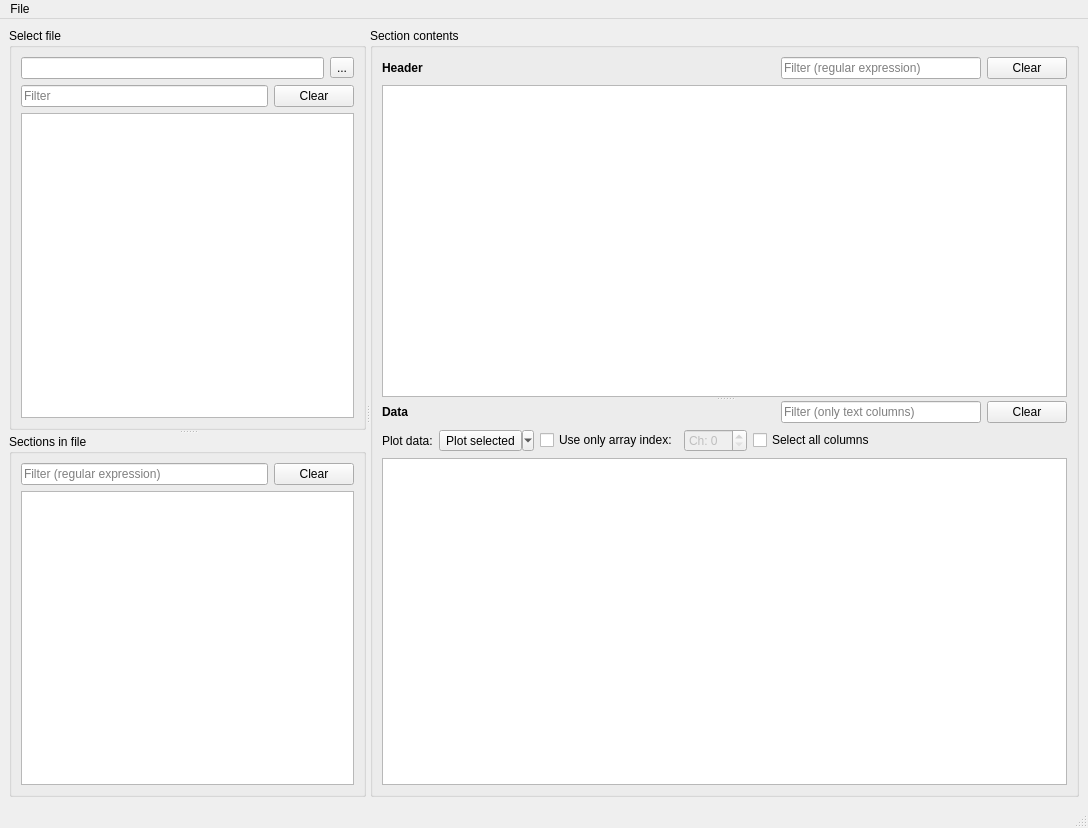
This is src/mainwindow_form.ui in drhlxiao/pyfitsviewer as Qt 5 draws it before an edit. The edited form follows.
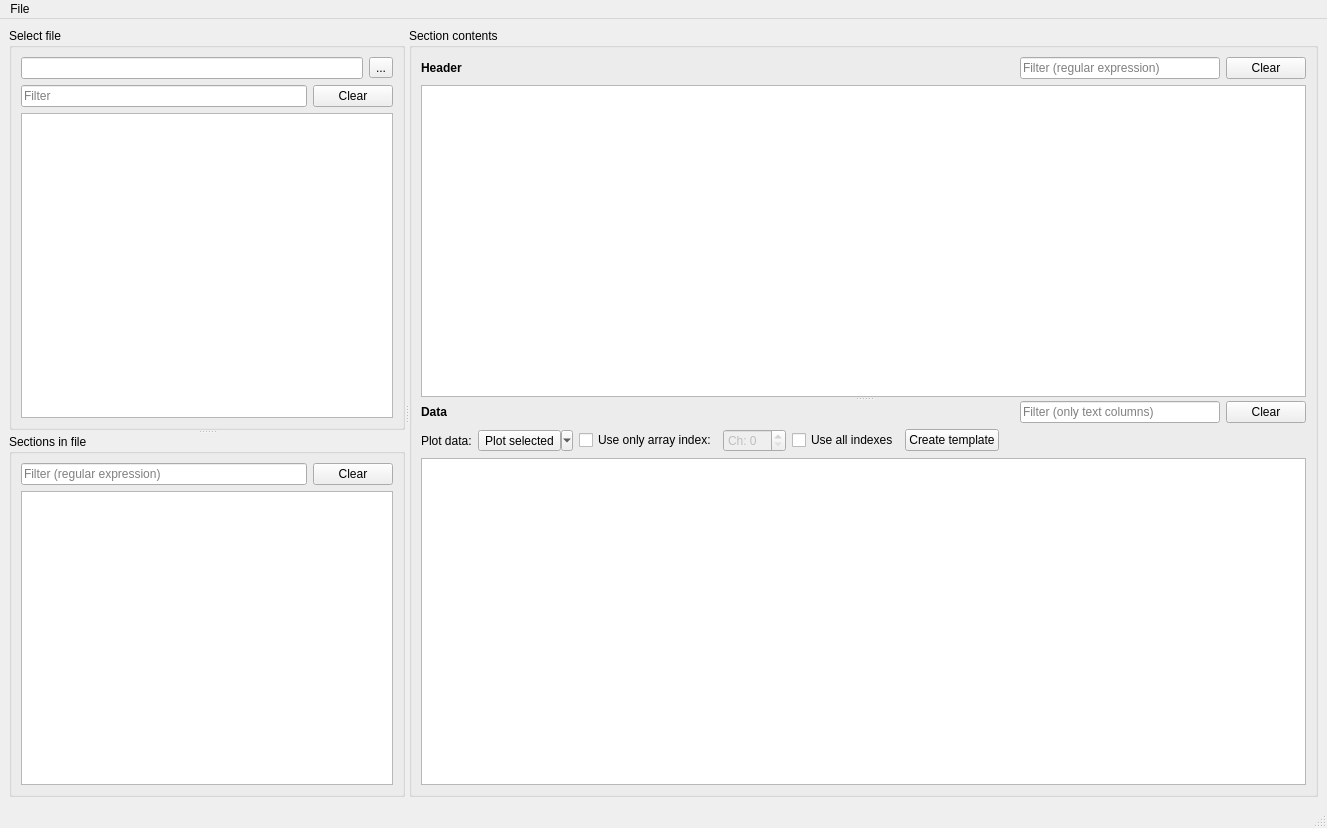
This is the edited form.

What changed in the file:
```diff
--- a/src/mainwindow_form.ui
+++ b/src/mainwindow_form.ui
@@ -6,7 +6,7 @@
    <rect>
     <x>0</x>
     <y>0</y>
-    <width>1088</width>
+    <width>1327</width>
     <height>828</height>
    </rect>
   </property>
@@ -277,7 +277,14 @@
               <item>
                <widget class="QCheckBox" name="allColumnCheckBox">
                 <property name="text">
-                 <string>Select all columns</string>
+                 <string>Use all indexes</string>
+                </property>
+               </widget>
+              </item>
+              <item>
+               <widget class="QPushButton" name="createTemplateButton">
+                <property name="text">
+                 <string>Create template</string>
                 </property>
                </widget>
               </item>
@@ -314,7 +321,7 @@
     <rect>
      <x>0</x>
      <y>0</y>
-     <width>1088</width>
+     <width>1327</width>
      <height>26</height>
     </rect>
    </property>
```
